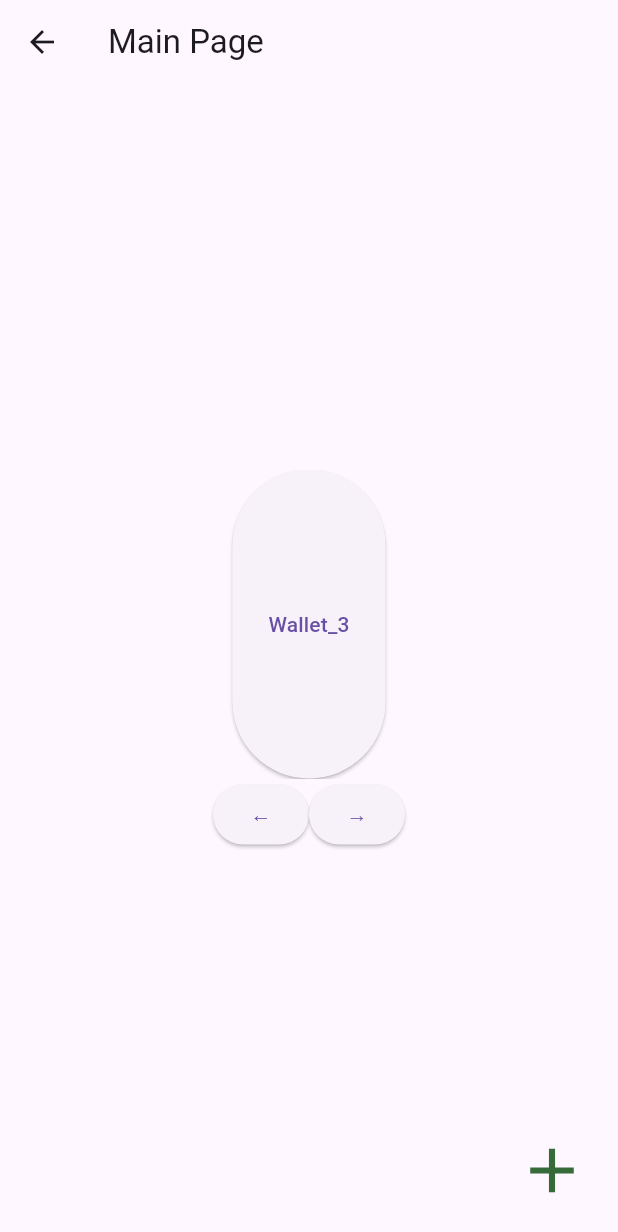
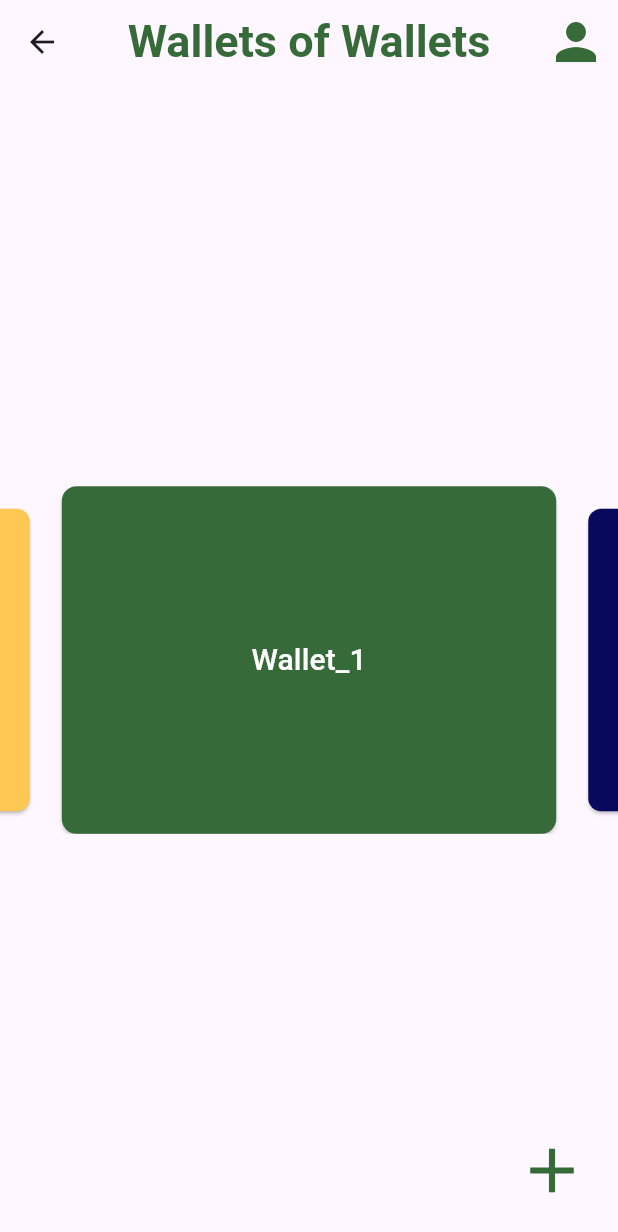
Before and after one commit to okan-bulgur/Wallets-Of-Wallets, a Flutter app: the screen it shows after launch, after a tap on "Login", on a phone screen of 412 x 824 dp. Shown: the top 1232 px of the screen. Run offline on Flutter 3.47's test engine with Material 3 defaults, Android fonts, the phone set to English and light mode, and no system bars; drawn by our look-alikes of carousel_slider; Roboto replaces fonts that are missing (Ubuntu).

Commit message:
Add wallet slide show

```diff
--- a/wallets_of_wallets/lib/login_page.dart
+++ b/wallets_of_wallets/lib/login_page.dart
@@ -3,7 +3,6 @@
 import 'package:flutter/material.dart';
 
 import 'main_page.dart';
-import 'profile_page.dart';
 import 'register_page.dart';
 
 class LoginPage extends StatelessWidget {
@@ -21,29 +20,6 @@ class LoginPage extends StatelessWidget {
               color: Color.fromARGB(255, 54, 106, 57)),
         ),
         centerTitle: true,
-        actions: [
-          IconButton(
-            icon: Icon(Icons.person), // Add your icon here
-            onPressed: () {
-              // Add your onPressed logic here
-              // For example, navigate to the profile page
-              // Navigate to the profile page
-              Navigator.push(
-                context,
-                MaterialPageRoute(
-                  builder: (context) => ProfilePage(),
-                ),
-              );
-            },
-          ),
-          IconButton(
-            icon: Icon(Icons.account_balance_wallet), // Wallet icon
-            onPressed: () {
-              // Add your onPressed logic here
-              // For example, open the wallet page
-            },
-          ),
-        ],
       ),
       body: Column(
         mainAxisAlignment: MainAxisAlignment.center,
--- a/wallets_of_wallets/lib/main_page.dart
+++ b/wallets_of_wallets/lib/main_page.dart
@@ -1,5 +1,7 @@
 import 'package:flutter/material.dart';
 import 'package:carousel_slider/carousel_slider.dart';
+
+import 'profile_page.dart';
 
 class MainPage extends StatefulWidget {
   @override
@@ -13,8 +15,33 @@ class _MainPageState extends State<MainPage> {
   Widget build(BuildContext context) {
     return Scaffold(
       appBar: AppBar(
-        title: Text('Main Page'),
+        title: const Text(
+          'Wallets of Wallets',
+          style: TextStyle(
+              fontSize: 30.0,
+              fontWeight: FontWeight.bold,
+              color: Color.fromARGB(255, 54, 106, 57)),
+        ),
+        centerTitle: true,
+        actions: [
+          IconButton(
+            icon: Icon(
+              Icons.person,
+              color: Color.fromARGB(255, 54, 106, 57), // Replace with your desired color
+              size: 40, // Replace with your desired size
+            ),
+            onPressed: () {
+              Navigator.push(
+                context,
+                MaterialPageRoute(
+                  builder: (context) => ProfilePage(),
+                ),
+              );
+            },
+          ),
+        ],
       ),
+
       body: Center(
         child: Column(
           mainAxisAlignment: MainAxisAlignment.center,
@@ -25,44 +52,69 @@ class _MainPageState extends State<MainPage> {
                   onPressed: () {
                     // Add functionality for the wallet button
                   },
-                  child: Text('Wallet_1'),
+                  style: ElevatedButton.styleFrom(
+                    shape: RoundedRectangleBorder(
+                      borderRadius: BorderRadius.circular(10), // Adjust the border radius as desired
+                    ),
+                    backgroundColor: Color.fromARGB(255, 54, 106, 57),
+                    minimumSize: Size(double.infinity, 50),
+                  ),
+                  child: Text(
+                    'Wallet_1',
+                    style: TextStyle(
+                      color: const Color.fromARGB(255, 255, 255, 255),
+                      fontSize: 20, // Replace with your desired font size
+                    ),
+                  ),
                 ),
                 ElevatedButton(
                   onPressed: () {
                     // Add functionality for the wallet button
                   },
-                  child: Text('Wallet_2'),
+                  style: ElevatedButton.styleFrom(
+                    shape: RoundedRectangleBorder(
+                      borderRadius: BorderRadius.circular(10), // Adjust the border radius as desired
+                    ),
+                    backgroundColor: Color.fromARGB(255, 8, 8, 92),
+                    minimumSize: Size(double.infinity, 50),
+                  ),
+                  child: Text(
+                    'Wallet_2',
+                    style: TextStyle(
+                      color: const Color.fromARGB(255, 255, 255, 255), // Replace with your desired color
+                      fontSize: 20,
+                    ),
+                  ),
                 ),
                 ElevatedButton(
                   onPressed: () {
                     // Add functionality for the wallet button
                   },
-                  child: Text('Wallet_3'),
+                  style: ElevatedButton.styleFrom(
+                    shape: RoundedRectangleBorder(
+                      borderRadius: BorderRadius.circular(10), // Adjust the border radius as desired
+                    ),
+                    backgroundColor: Color.fromARGB(255, 255, 200, 82),
+                    minimumSize: Size(double.infinity, 50),
+                  ),
+                  child: Text(
+                    'Wallet_3',
+                    style: TextStyle(
+                      color: const Color.fromARGB(255, 255, 255, 255), // Replace with your desired color
+                      fontSize: 20, // Replace with your desired font size
+                    ),
+                  ),
                 ),
               ], // Add your items here
               carouselController: buttonCarouselController,
               options: CarouselOptions(
-                autoPlay: false,
+                initialPage: 0,
+                enableInfiniteScroll: true,
+                reverse: false,
                 enlargeCenterPage: true,
-                viewportFraction: 0.9,
-                aspectRatio: 2.0,
-                initialPage: 2,
+                onPageChanged: callbackFunction,
+                scrollDirection: Axis.horizontal,
               ),
-            ),
-            Row(
-              mainAxisAlignment: MainAxisAlignment.center,
-              children: [
-                ElevatedButton(
-                  onPressed: () => buttonCarouselController.previousPage(
-                      duration: Duration(milliseconds: 300), curve: Curves.linear),
-                  child: Text('←'),
-                ),
-                ElevatedButton(
-                  onPressed: () => buttonCarouselController.nextPage(
-                      duration: Duration(milliseconds: 300), curve: Curves.linear),
-                  child: Text('→'),
-                ),
-              ],
             ),
           ],
         ),
@@ -82,3 +134,8 @@ class _MainPageState extends State<MainPage> {
     );
   }
 }
+
+void callbackFunction(int index, CarouselPageChangedReason changeReason) {
+  // Do something when page changes
+  print('Current page is $index');
+}
```
